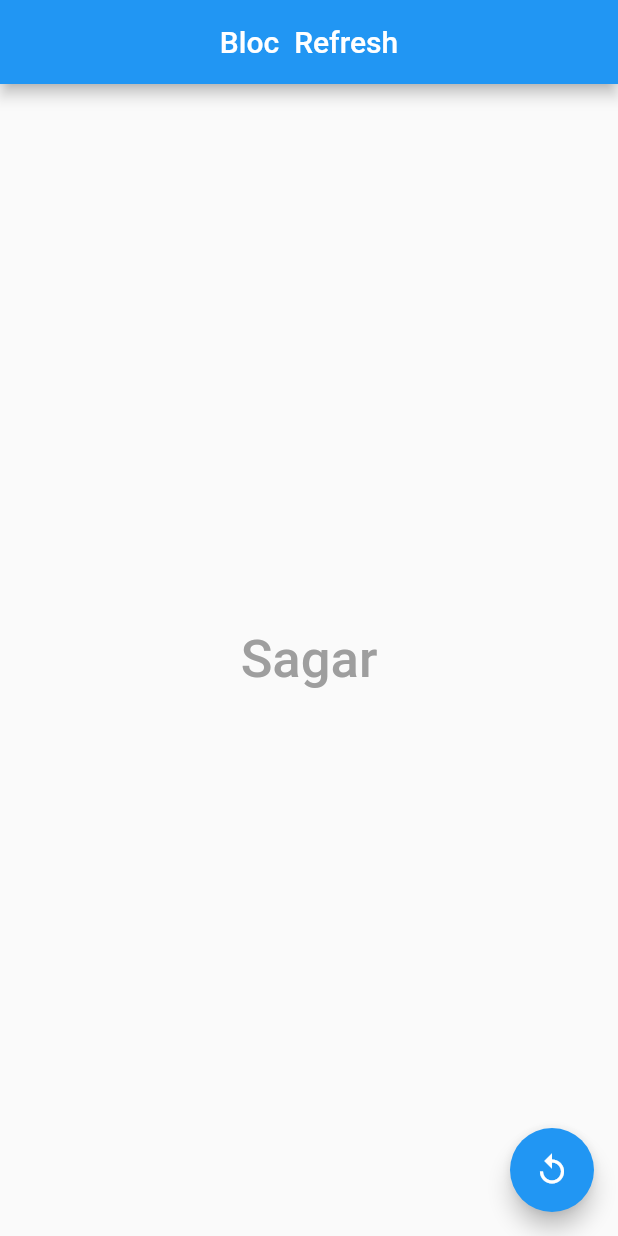
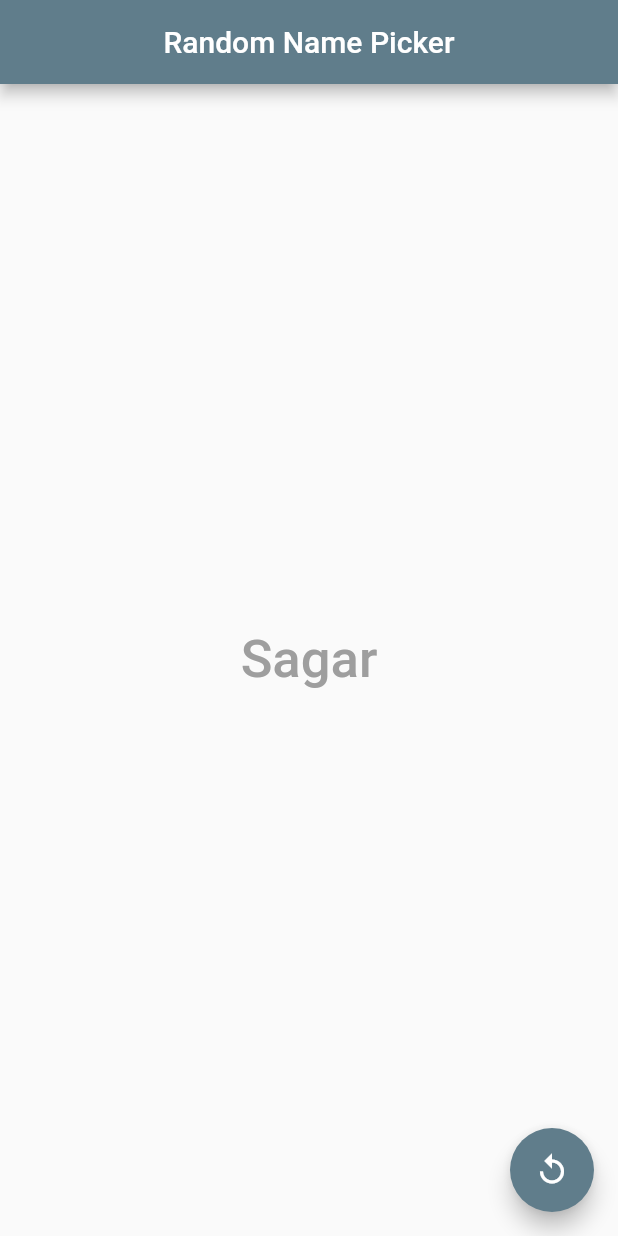
Before and after one commit to AQUIBS/bloc_refresh, a Flutter app: the screen it shows after launch, on a phone screen of 412 x 824 dp. Run offline on Flutter 3.47's test engine with Material 2 defaults, Android fonts, the phone set to English and light mode, and no system bars; our stand-ins replace bloc.

Commit message:
theme color change

```diff
--- a/lib/main.dart
+++ b/lib/main.dart
@@ -13,9 +13,7 @@ class MyApp extends StatelessWidget {
   Widget build(BuildContext context) {
     return MaterialApp(
       debugShowCheckedModeBanner: false,
-      theme: ThemeData(
-        primarySwatch: Colors.blue,
-      ),
+      theme: ThemeData(primarySwatch: Colors.blueGrey),
       home: const HomeView(),
     );
   }
--- a/lib/views/home_view.dart
+++ b/lib/views/home_view.dart
@@ -41,7 +41,7 @@ class _HomeViewState extends State<HomeView> {
     return Scaffold(
       appBar: AppBar(
         centerTitle: true,
-        title: const Text("Bloc  Refresh"),
+        title: const Text("Random Name Picker"),
       ),
       floatingActionButton: FloatingActionButton(
         onPressed: () => automizer(),
@@ -54,14 +54,20 @@ class _HomeViewState extends State<HomeView> {
             builder: (context, snapshot) {
               if (snapshot.hasData) {
                 return Text(
-                  "${snapshot.data}",
+                  snapshot.data.toString(),
                   style: const TextStyle(
                       fontSize: 35,
                       fontWeight: FontWeight.w500,
                       color: Colors.grey),
                 );
               } else {
-                return Text("${snapshot.connectionState}");
+                return const Text(
+                  "Hit To Reload Button",
+                  style: TextStyle(
+                      fontSize: 18,
+                      fontWeight: FontWeight.w500,
+                      color: Colors.grey),
+                );
               }
             }),
       ),
```
